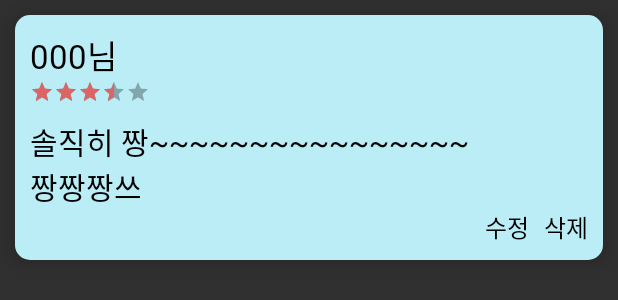
After one commit to ssonghj/SSAFYCOFFEE, an Android app: the layout item_detail_review.xml on its own in the app's theme, with its tools: preview values and no code run, on a phone screen of 412 x 824 dp. The commit adds this screen. Shown: the top 300 px of the screen. Run offline under Robolectric (Android 15) with nearby library versions, the phone set to English and light mode, and no system bars.

Commit message:
add review detail

```diff
--- a/SmartCafe/app/src/main/AndroidManifest.xml
+++ b/SmartCafe/app/src/main/AndroidManifest.xml
@@ -13,9 +13,13 @@
         android:supportsRtl="true"
         android:theme="@style/SplashTheme">
         <activity
+            android:name=".activity.MenuReviewActivity"
+            android:exported="false"
+            android:theme="@style/AppTheme"/>
+        <activity
             android:name=".activity.MenuDetailActivity"
             android:exported="false"
-            android:theme="@style/AppTheme"/>
+            android:theme="@style/AppTheme" />
         <activity
             android:name=".activity.MainActivity"
             android:exported="false"
--- /dev/null
+++ b/SmartCafe/app/src/main/res/drawable-v24/round_rectangle_50percent.xml
@@ -0,0 +1,11 @@
+<?xml version="1.0" encoding="utf-8"?>
+<shape xmlns:android="http://schemas.android.com/apk/res/android"
+    android:padding="10dp"
+    android:shape="rectangle" >
+    <solid android:color="@color/main_color_fifty" />
+    <corners
+        android:bottomLeftRadius="10dp"
+        android:bottomRightRadius="10dp"
+        android:topLeftRadius="10dp"
+        android:topRightRadius="10dp" />
+</shape>
--- a/SmartCafe/app/src/main/res/layout/activity_menu_detail.xml
+++ b/SmartCafe/app/src/main/res/layout/activity_menu_detail.xml
@@ -185,6 +185,7 @@
             app:layout_constraintBottom_toTopOf="@id/recycler_review"
             app:layout_constraintTop_toBottomOf="@id/seperate_line"/>
 
+        <!--item_simple_review 넣기-->
         <androidx.recyclerview.widget.RecyclerView
             android:id="@+id/recycler_review"
             android:layout_width="match_parent"
--- /dev/null
+++ b/SmartCafe/app/src/main/res/layout/item_detail_review.xml
@@ -0,0 +1,76 @@
+<?xml version="1.0" encoding="utf-8"?>
+<FrameLayout
+    xmlns:android="http://schemas.android.com/apk/res/android"
+    xmlns:tools="http://schemas.android.com/tools"
+    xmlns:app="http://schemas.android.com/apk/res-auto"
+    android:layout_width="match_parent"
+    android:layout_margin="10dp"
+    android:elevation="10dp"
+    android:background="@drawable/round_rectangle_50percent"
+    android:layout_height="wrap_content">
+
+    <androidx.constraintlayout.widget.ConstraintLayout
+        xmlns:android="http://schemas.android.com/apk/res/android"
+        xmlns:tools="http://schemas.android.com/tools"
+        xmlns:app="http://schemas.android.com/apk/res-auto"
+        android:layout_width="match_parent"
+        android:layout_height="wrap_content"
+        android:padding="10dp">
+        <TextView
+            android:id="@+id/tv_user_name"
+            android:layout_width="wrap_content"
+            android:layout_height="wrap_content"
+            android:text="000님"
+            android:fontFamily="@font/jalnan"
+            android:textColor="@color/black"
+            android:textSize="22dp"
+            app:layout_constraintStart_toStartOf="parent"
+            app:layout_constraintTop_toTopOf="parent"/>
+
+        <RatingBar
+            android:id="@+id/tv_rating"
+            style="@style/Widget.AppCompat.RatingBar.Small"
+            android:layout_width="wrap_content"
+            android:layout_height="wrap_content"
+            android:rating="3.5"
+            android:numStars="5"
+            android:stepSize="0.5"
+            android:progressTint="@color/level"
+            app:layout_constraintStart_toStartOf="parent"
+            app:layout_constraintTop_toBottomOf="@id/tv_user_name"/>
+
+        <TextView
+            android:id="@+id/tv_review_detail"
+            android:layout_width="0dp"
+            android:layout_height="wrap_content"
+            android:text="솔직히 짱~~~~~~~~~~~~~~~~ \n짱짱짱쓰"
+            android:fontFamily="@font/diary"
+            android:textSize="20dp"
+            android:layout_marginTop="10dp"
+            app:layout_constraintStart_toStartOf="parent"
+            app:layout_constraintTop_toBottomOf="@id/tv_rating"
+            android:textColor="@color/black" />
+
+        <TextView
+            android:id="@+id/tv_modify"
+            android:layout_width="wrap_content"
+            android:layout_height="wrap_content"
+            android:text="수정"
+            android:textSize="16dp"
+            android:layout_marginRight="10dp"
+            android:textColor="@color/black"
+            app:layout_constraintRight_toLeftOf="@id/tv_delete"
+            app:layout_constraintTop_toBottomOf="@id/tv_review_detail"/>
+
+        <TextView
+            android:id="@+id/tv_delete"
+            android:layout_width="wrap_content"
+            android:layout_height="wrap_content"
+            android:text="삭제"
+            android:textSize="16dp"
+            android:textColor="@color/black"
+            app:layout_constraintEnd_toEndOf="parent"
+            app:layout_constraintTop_toBottomOf="@id/tv_review_detail"/>
+
+    </androidx.constraintlayout.widget.ConstraintLayout>
+</FrameLayout>
```
Also changed, not shown: SmartCafe/app/src/main/java/com/ssafy/smartcafe/activity/MenuDetailActivity.kt (+10 -1 lines), SmartCafe/app/src/main/java/com/ssafy/smartcafe/activity/MenuReviewActivity.kt (added, +12 -0 lines), SmartCafe/app/src/main/res/layout/activity_menu_review.xml (added, +76 -0 lines), SmartCafe/app/src/main/res/layout/item_simple_review.xml (added, +31 -0 lines).
